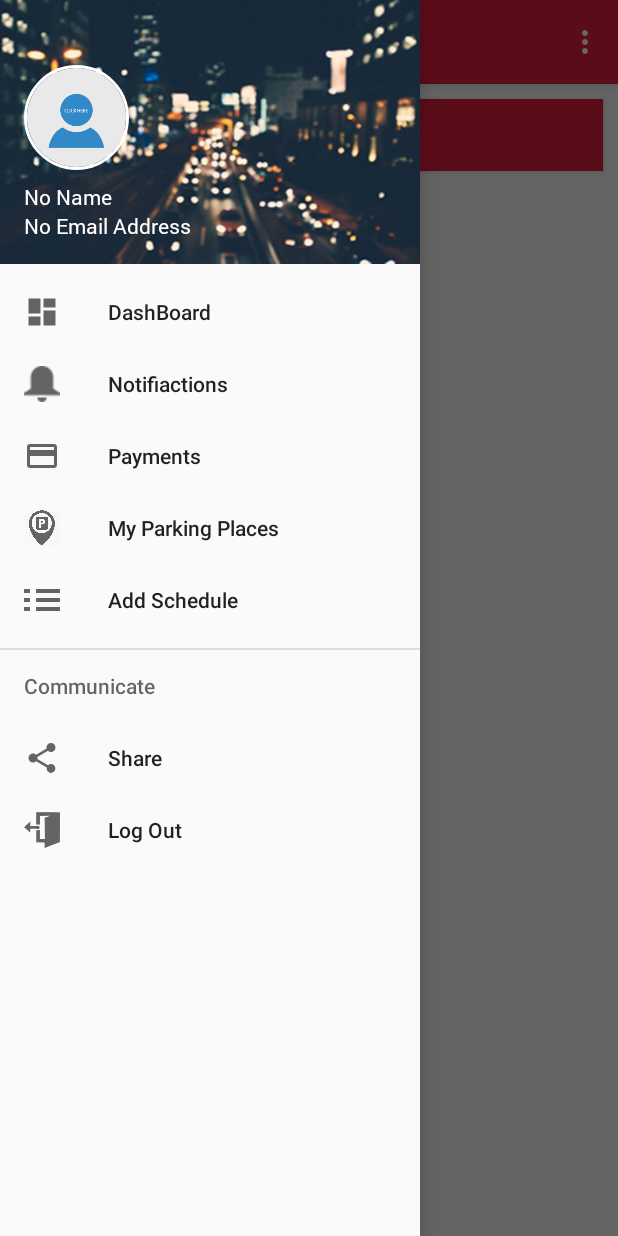
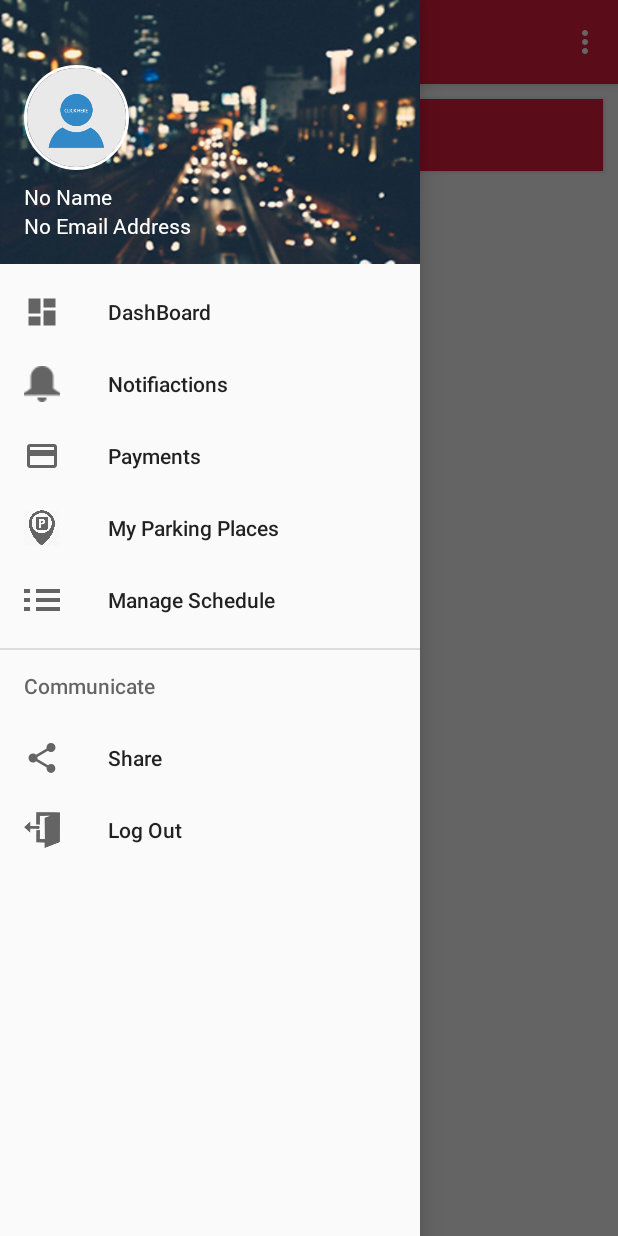
Before and after one commit to e-parking/android-app-provider, an Android app: the screen it shows after launch once a user with an empty profile is signed in (HomeActivity), with the side drawer open, on a phone screen of 412 x 824 dp. Run offline under Robolectric (Android 15) with nearby library versions, the light colour scheme and no system bars; our stand-ins replace CircleImageView, Firebase (no records; nobody signed in at launch, a user with empty details on screens opened directly), Picasso; pictures from the network do not load.

Commit message:
Add schedule to Manage vehicle Schedule in fragment

```diff
--- a/app/src/main/res/menu/activity_home_drawer.xml
+++ b/app/src/main/res/menu/activity_home_drawer.xml
@@ -24,7 +24,7 @@
         <item
             android:id="@+id/nav_schedule"
             android:icon="@drawable/ic_list_icon"
-            android:title="Add Schedule" />
+            android:title="Manage Schedule" />
     </group>
 
     <item android:title="Communicate">
```
